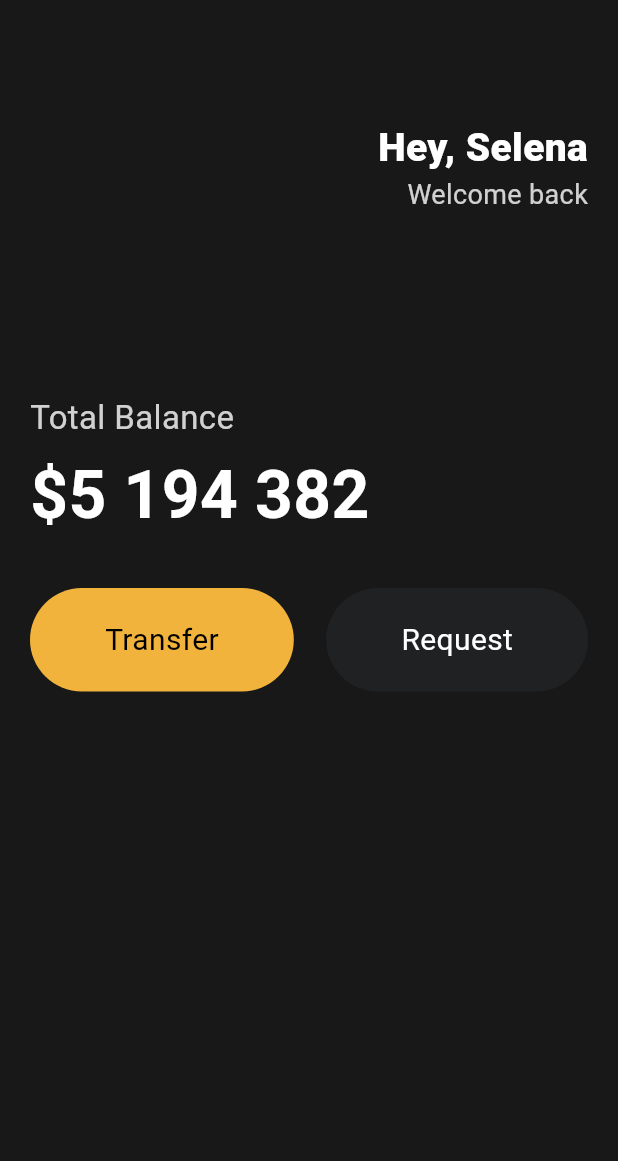
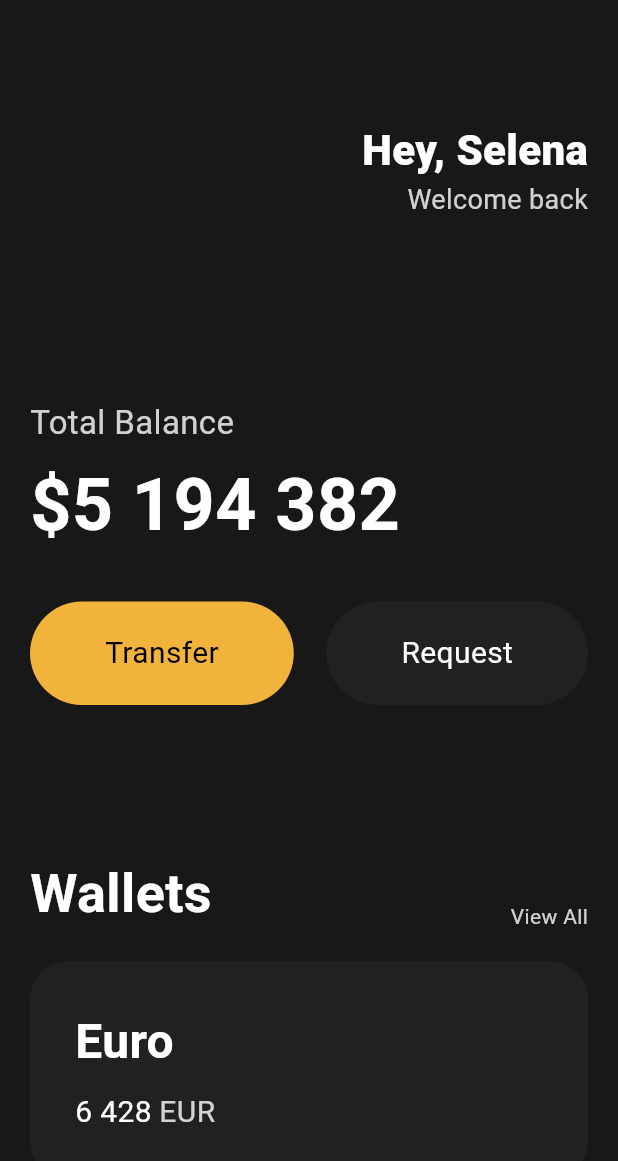
Before and after one commit to heecheol153/toonflix, a Flutter app: the screen it shows after launch, on a phone screen of 412 x 824 dp. Shown: the top 1161 px of the screen. Run offline on Flutter 3.47's test engine with Material 3 defaults, Android fonts, the phone set to English and light mode, and no system bars.

Commit message:
2.6 Cards

```diff
--- a/lib/main.dart
+++ b/lib/main.dart
@@ -31,7 +31,7 @@ class App extends StatelessWidget {
                         'Hey, Selena',
                         style: TextStyle(
                           color: Colors.white,
-                          fontSize: 26,
+                          fontSize: 28,
                           fontWeight: FontWeight.w800,
                         ),
                       ),
@@ -62,7 +62,7 @@ class App extends StatelessWidget {
               const Text(
                 '\$5 194 382',
                 style: TextStyle(
-                  fontSize: 44,
+                  fontSize: 48,
                   fontWeight: FontWeight.w600,
                   color: Colors.white,
                 ),
@@ -72,7 +72,7 @@ class App extends StatelessWidget {
               ),
               const Row(
                 mainAxisAlignment: MainAxisAlignment.spaceBetween,
-                children: const [
+                children: [
                   Button(
                     text: 'Transfer',
                     bgColor: Color(0xFFF1B33B),
@@ -85,6 +85,84 @@ class App extends StatelessWidget {
                   ),
                 ],
               ),
+              const SizedBox(
+                height: 100,
+              ),
+              Row(
+                crossAxisAlignment: CrossAxisAlignment.end, // 문자를 아래로
+                mainAxisAlignment: MainAxisAlignment.spaceBetween, // 문자를 오론쪽 으로
+                children: [
+                  const Text(
+                    'Wallets',
+                    style: TextStyle(
+                      color: Colors.white,
+                      fontSize: 36,
+                      fontWeight: FontWeight.w600,
+                    ),
+                  ),
+                  Text(
+                    'View All',
+                    style: TextStyle(
+                      color: Colors.white.withOpacity(0.8),
+                      //color: Colors.white70, // <= white.withOpacity(0.8)
+                    ),
+                  ),
+                ],
+              ),
+              const SizedBox(
+                height: 20,
+              ),
+              Container(
+                decoration: BoxDecoration(
+                  color: const Color(0xFF1F2123),
+                  borderRadius: BorderRadius.circular(25),
+                ),
+                child: Padding(
+                  //  padding: EdgeInsets.symmetric(vertical: 20, horizontal: 20),
+                  padding: EdgeInsets.all(30),
+                  child: Row(
+                    children: [
+                      Column(
+                        crossAxisAlignment: CrossAxisAlignment.start,
+                        children: [
+                          const Text(
+                            'Euro',
+                            style: TextStyle(
+                              color: Colors.white,
+                              fontSize: 32,
+                              fontWeight: FontWeight.w600,
+                            ),
+                          ),
+                          const SizedBox(
+                            height: 10,
+                          ),
+                          Row(
+                            children: [
+                              const Text(
+                                '6 428',
+                                style: TextStyle(
+                                  color: Colors.white,
+                                  fontSize: 20,
+                                ),
+                              ),
+                              const SizedBox(
+                                width: 5,
+                              ),
+                              Text(
+                                'EUR',
+                                style: TextStyle(
+                                  color: Colors.white.withOpacity(0.8),
+                                  fontSize: 20,
+                                ),
+                              ),
+                            ],
+                          ),
+                        ],
+                      ),
+                    ],
+                  ),
+                ),
+              ),
             ],
           ),
         ),
```
